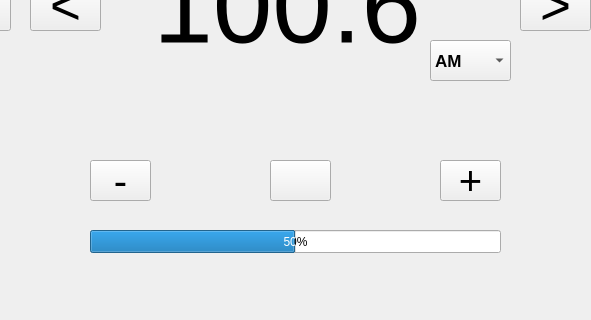
YehiaEhab16/FOTA_Graduation-Project-2022, file RPI/GUI/UI/Radio.ui: the form before one commit; both pictures show x 90 to 681 and y 160 to 480 of the 800 by 480 pixel window.
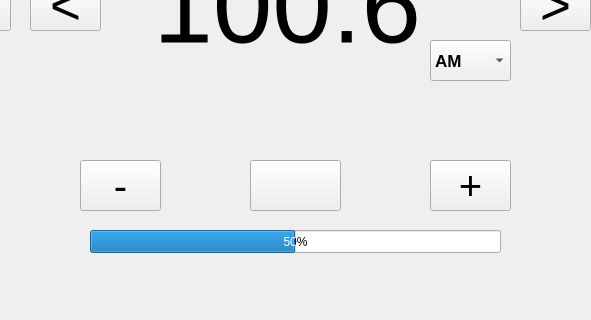
The form after the commit. Icons and pictures are not drawn.

Diff of the .ui file:
```diff
--- a/RPI/GUI/UI/Radio.ui
+++ b/RPI/GUI/UI/Radio.ui
@@ -1330,10 +1330,10 @@
   <widget class="QPushButton" name="play_pause">
    <property name="geometry">
     <rect>
-     <x>360</x>
+     <x>340</x>
      <y>320</y>
-     <width>61</width>
-     <height>41</height>
+     <width>91</width>
+     <height>51</height>
     </rect>
    </property>
    <property name="font">
@@ -1437,10 +1437,10 @@
   <widget class="QPushButton" name="dec_sound">
    <property name="geometry">
     <rect>
-     <x>180</x>
+     <x>170</x>
      <y>320</y>
-     <width>61</width>
-     <height>41</height>
+     <width>81</width>
+     <height>51</height>
     </rect>
    </property>
    <property name="font">
@@ -1460,10 +1460,10 @@
   <widget class="QPushButton" name="inc_sound">
    <property name="geometry">
     <rect>
-     <x>530</x>
+     <x>520</x>
      <y>320</y>
-     <width>61</width>
-     <height>41</height>
+     <width>81</width>
+     <height>51</height>
     </rect>
    </property>
    <property name="font">
```
